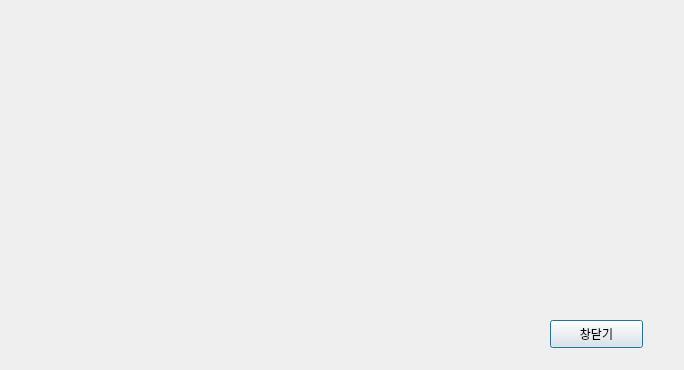
First picture: the form in Trading/second.ui, repository yujin37/Auto_Trading, before the edit.
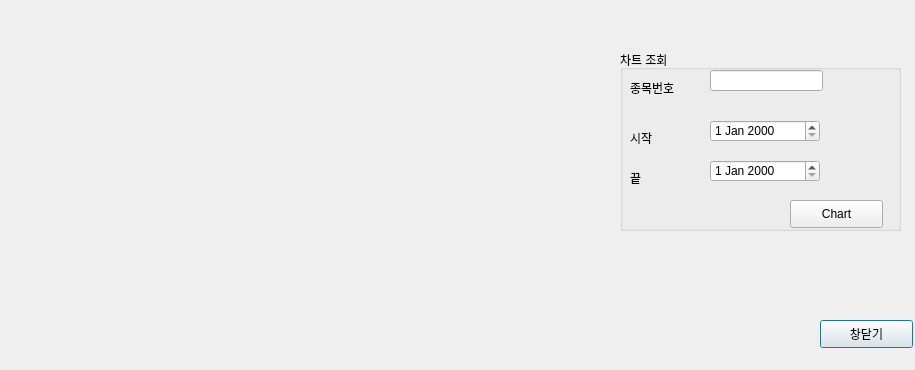
Second picture: the form after the edit.

Diff of the .ui file:
```diff
--- a/Trading/second.ui
+++ b/Trading/second.ui
@@ -6,7 +6,7 @@
    <rect>
     <x>0</x>
     <y>0</y>
-    <width>684</width>
+    <width>915</width>
     <height>370</height>
    </rect>
   </property>
@@ -16,7 +16,7 @@
   <widget class="QPushButton" name="home">
    <property name="geometry">
     <rect>
-     <x>550</x>
+     <x>820</x>
      <y>320</y>
      <width>93</width>
      <height>28</height>
@@ -30,13 +30,108 @@
    <property name="geometry">
     <rect>
      <x>40</x>
-     <y>10</y>
-     <width>601</width>
-     <height>291</height>
+     <y>40</y>
+     <width>571</width>
+     <height>261</height>
     </rect>
    </property>
    <layout class="QVBoxLayout" name="graph_layout"/>
   </widget>
+  <widget class="QGroupBox" name="groupBox">
+   <property name="geometry">
+    <rect>
+     <x>620</x>
+     <y>50</y>
+     <width>281</width>
+     <height>181</height>
+    </rect>
+   </property>
+   <property name="title">
+    <string>차트 조회</string>
+   </property>
+   <widget class="QDateEdit" name="dateEdit">
+    <property name="geometry">
+     <rect>
+      <x>90</x>
+      <y>70</y>
+      <width>110</width>
+      <height>22</height>
+     </rect>
+    </property>
+   </widget>
+   <widget class="QDateEdit" name="dateEdit_2">
+    <property name="geometry">
+     <rect>
+      <x>90</x>
+      <y>110</y>
+      <width>110</width>
+      <height>22</height>
+     </rect>
+    </property>
+   </widget>
+   <widget class="QLabel" name="label">
+    <property name="geometry">
+     <rect>
+      <x>10</x>
+      <y>30</y>
+      <width>64</width>
+      <height>15</height>
+     </rect>
+    </property>
+    <property name="text">
+     <string>종목번호</string>
+    </property>
+   </widget>
+   <widget class="QLabel" name="label_2">
+    <property name="geometry">
+     <rect>
+      <x>10</x>
+      <y>80</y>
+      <width>64</width>
+      <height>15</height>
+     </rect>
+    </property>
+    <property name="text">
+     <string>시작</string>
+    </property>
+   </widget>
+   <widget class="QLabel" name="label_3">
+    <property name="geometry">
+     <rect>
+      <x>10</x>
+      <y>120</y>
+      <width>64</width>
+      <height>15</height>
+     </rect>
+    </property>
+    <property name="text">
+     <string>끝</string>
+    </property>
+   </widget>
+   <widget class="QLineEdit" name="code_num">
+    <property name="geometry">
+     <rect>
+      <x>90</x>
+      <y>20</y>
+      <width>113</width>
+      <height>21</height>
+     </rect>
+    </property>
+   </widget>
+   <widget class="QPushButton" name="find">
+    <property name="geometry">
+     <rect>
+      <x>170</x>
+      <y>150</y>
+      <width>93</width>
+      <height>28</height>
+     </rect>
+    </property>
+    <property name="text">
+     <string>Chart</string>
+    </property>
+   </widget>
+  </widget>
  </widget>
  <resources/>
  <connections/>
```
